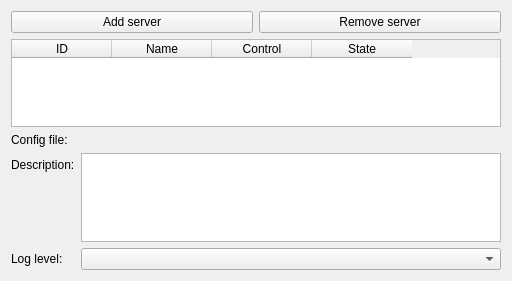
The window that PlusRemote/Widgets/Resources/UI/qMRMLPlusServerLauncherTableView.ui (Sunderlandkyl/SlicerOpenIGTLink) describes before a commit, drawn with Qt 5.
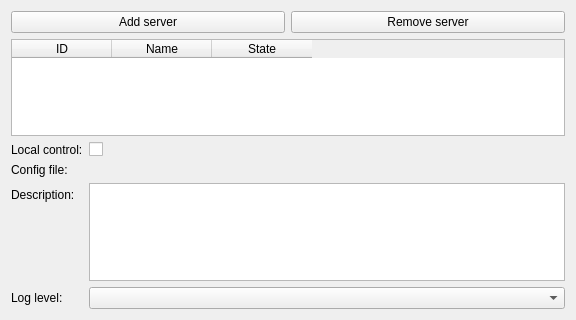
The same window after the commit. Custom widgets are drawn as their Qt base class.

Commit message: Add local and remote control distinction and add support for reading .plus.xml files

The edit to the form file:
```diff
--- a/PlusRemote/Widgets/Resources/UI/qMRMLPlusServerLauncherTableView.ui
+++ b/PlusRemote/Widgets/Resources/UI/qMRMLPlusServerLauncherTableView.ui
@@ -6,8 +6,8 @@
    <rect>
     <x>0</x>
     <y>0</y>
-    <width>512</width>
-    <height>281</height>
+    <width>576</width>
+    <height>320</height>
    </rect>
   </property>
   <property name="windowTitle">
@@ -41,7 +41,7 @@
       </sizepolicy>
      </property>
      <property name="columnCount">
-      <number>4</number>
+      <number>3</number>
      </property>
      <column>
       <property name="text">
@@ -53,11 +53,6 @@
        <string>Name</string>
       </property>
      </column>
-     <column>
-      <property name="text">
-       <string>Control</string>
-      </property>
-     </column>
      <column>
       <property name="text">
        <string>State</string>
@@ -70,14 +65,14 @@
      <property name="fieldGrowthPolicy">
       <enum>QFormLayout::AllNonFixedFieldsGrow</enum>
      </property>
-     <item row="0" column="0">
+     <item row="1" column="0">
       <widget class="QLabel" name="ConfigFileLabel">
        <property name="text">
         <string>Config file:</string>
        </property>
       </widget>
      </item>
-     <item row="0" column="1">
+     <item row="1" column="1">
       <widget class="qMRMLNodeComboBox" name="ConfigFileComboBox">
        <property name="enabled">
         <bool>false</bool>
@@ -95,26 +90,47 @@
        </property>
       </widget>
      </item>
-     <item row="2" column="0">
+     <item row="3" column="0">
       <widget class="QLabel" name="LogLevelLabel">
        <property name="text">
         <string>Log level:</string>
        </property>
       </widget>
      </item>
-     <item row="1" column="0">
+     <item row="2" column="0">
       <widget class="QLabel" name="DescriptionLabel">
        <property name="text">
         <string>Description:</string>
        </property>
       </widget>
      </item>
-     <item row="1" column="1">
-      <widget class="QTextEdit" name="DescriptionTextEdit"/>
-     </item>
      <item row="2" column="1">
+      <widget class="QTextEdit" name="DescriptionTextEdit">
+       <property name="readOnly">
+        <bool>true</bool>
+       </property>
+      </widget>
+     </item>
+     <item row="3" column="1">
       <widget class="QComboBox" name="LogLevelComboBox"/>
      </item>
+     <item row="0" column="0">
+      <widget class="QLabel" name="LocalControlLabel">
+       <property name="text">
+        <string>Local control:</string>
+       </property>
+      </widget>
+     </item>
+     <item row="0" column="1">
+      <widget class="QCheckBox" name="LocalControlCheckBox">
+       <property name="toolTip">
+        <string>If the server is controlled locally, the Plus server will be synchronized to the desired node status</string>
+       </property>
+       <property name="text">
+        <string/>
+       </property>
+      </widget>
+     </item>
     </layout>
    </item>
   </layout>
```
Left out of the diff: 2 changed lines with no effect on the pictures. The commit also changes 17 other files.
